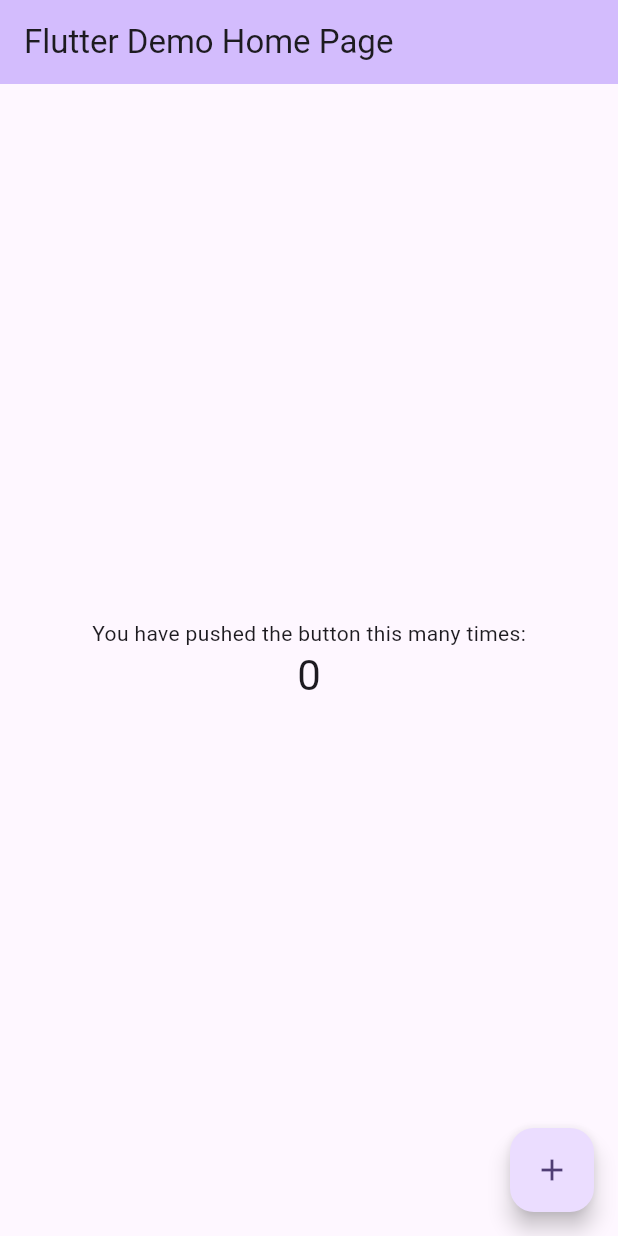
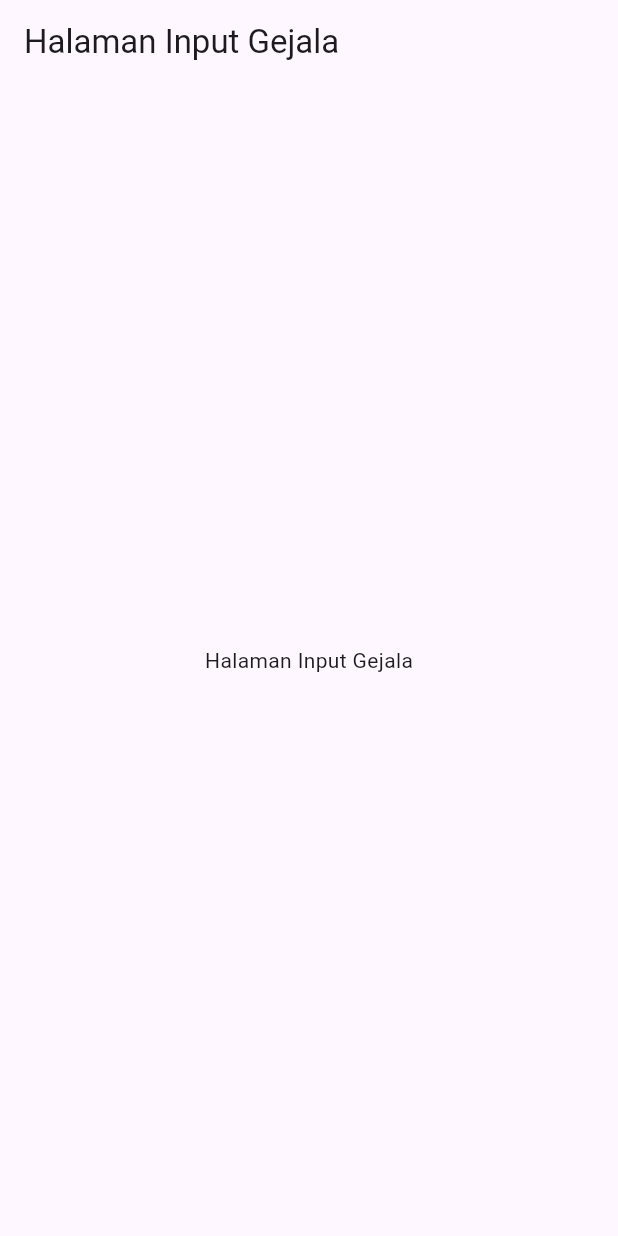
Before and after one commit to 17Richard12/flutter-agent-doctor, a Flutter app: the screen it shows after launch, on a phone screen of 412 x 824 dp. Run offline on Flutter 3.47's test engine with Material 3 defaults, Android fonts, the phone set to English and light mode, and no system bars; our stand-ins replace go_router.

Commit message:
setup frontend

```diff
--- /dev/null
+++ b/frontend/lib/app/app.dart
@@ -0,0 +1,19 @@
+import 'package:flutter/material.dart';
+import 'package:frontend/app/routes/app_router.dart';
+
+class MyApp extends StatelessWidget {
+  const MyApp({super.key});
+
+  @override
+  Widget build(BuildContext context) {
+    return MaterialApp.router(
+      title: 'MediAI Agent',
+      theme: ThemeData(
+        colorScheme: ColorScheme.fromSeed(seedColor: Colors.deepPurple),
+        useMaterial3: true,
+      ),
+      // Sediakan konfigurasi router
+      routerConfig: router,
+    );
+  }
+}
--- /dev/null
+++ b/frontend/lib/app/routes/app_router.dart
@@ -0,0 +1,65 @@
+import 'package:go_router/go_router.dart';
+import 'package:flutter/material.dart'; // Untuk BuildContext jika perlu
+// Impor halaman-halaman fitur Anda di sini nanti
+// import 'package:mediai_agent/features/symptom_analysis/presentation/pages/symptom_input_page.dart';
+// import 'package:mediai_agent/features/hospital_results/presentation/pages/results_page.dart';
+// import 'package:mediai_agent/features/search_history/presentation/pages/history_page.dart';
+// import 'package:mediai_agent/features/about_app/presentation/pages/about_page.dart';
+
+// Placeholder sementara untuk halaman
+class PlaceholderPage extends StatelessWidget {
+  final String title;
+  const PlaceholderPage({required this.title, super.key});
+  @override
+  Widget build(BuildContext context) => Scaffold(
+    appBar: AppBar(title: Text(title)),
+    body: Center(child: Text(title)),
+  );
+}
+
+final GoRouter router = GoRouter(
+  initialLocation: '/symptom_input', // Rute awal aplikasi
+  routes: [
+    GoRoute(
+      path: '/symptom_input',
+      name: 'symptomInput',
+      builder: (context, state) => const PlaceholderPage(
+        title: 'Halaman Input Gejala',
+      ), // Ganti dengan SymptomInputPage asli nanti
+    ),
+    GoRoute(
+      path: '/results',
+      name: 'results',
+      builder: (context, state) => const PlaceholderPage(
+        title: 'Halaman Hasil',
+      ), // Ganti dengan ResultsPage asli nanti
+      // Anda bisa menambahkan sub-rute untuk peta di sini jika perlu
+      // routes: [
+      //   GoRoute(
+      //     path: 'map',
+      //     name: 'map',
+      //     builder: (context, state) => const PlaceholderPage(title: 'Halaman Peta'), // Ganti dengan MapPage asli nanti
+      //   ),
+      // ]
+    ),
+    GoRoute(
+      path: '/history',
+      name: 'history',
+      builder: (context, state) => const PlaceholderPage(
+        title: 'Halaman Riwayat',
+      ), // Ganti dengan HistoryPage asli nanti
+    ),
+    GoRoute(
+      path: '/about',
+      name: 'about',
+      builder: (context, state) => const PlaceholderPage(
+        title: 'Halaman Tentang',
+      ), // Ganti dengan AboutPage asli nanti
+    ),
+  ],
+  // (Opsional) Error handler jika rute tidak ditemukan
+  errorBuilder: (context, state) => Scaffold(
+    appBar: AppBar(title: const Text('Error')),
+    body: Center(child: Text('Halaman tidak ditemukan: ${state.error}')),
+  ),
+);
--- a/frontend/lib/main.dart
+++ b/frontend/lib/main.dart
@@ -1,122 +1,6 @@
 import 'package:flutter/material.dart';
+import 'package:frontend/app/app.dart';
 
 void main() {
   runApp(const MyApp());
 }
-
-class MyApp extends StatelessWidget {
-  const MyApp({super.key});
-
-  // This widget is the root of your application.
-  @override
-  Widget build(BuildContext context) {
-    return MaterialApp(
-      title: 'Flutter Demo',
-      theme: ThemeData(
-        // This is the theme of your application.
-        //
-        // TRY THIS: Try running your application with "flutter run". You'll see
-        // the application has a purple toolbar. Then, without quitting the app,
-        // try changing the seedColor in the colorScheme below to Colors.green
-        // and then invoke "hot reload" (save your changes or press the "hot
-        // reload" button in a Flutter-supported IDE, or press "r" if you used
-        // the command line to start the app).
-        //
-        // Notice that the counter didn't reset back to zero; the application
-        // state is not lost during the reload. To reset the state, use hot
-        // restart instead.
-        //
-        // This works for code too, not just values: Most code changes can be
-        // tested with just a hot reload.
-        colorScheme: ColorScheme.fromSeed(seedColor: Colors.deepPurple),
-      ),
-      home: const MyHomePage(title: 'Flutter Demo Home Page'),
-    );
-  }
-}
-
-class MyHomePage extends StatefulWidget {
-  const MyHomePage({super.key, required this.title});
-
-  // This widget is the home page of your application. It is stateful, meaning
-  // that it has a State object (defined below) that contains fields that affect
-  // how it looks.
-
-  // This class is the configuration for the state. It holds the values (in this
-  // case the title) provided by the parent (in this case the App widget) and
-  // used by the build method of the State. Fields in a Widget subclass are
-  // always marked "final".
-
-  final String title;
-
-  @override
-  State<MyHomePage> createState() => _MyHomePageState();
-}
-
-class _MyHomePageState extends State<MyHomePage> {
-  int _counter = 0;
-
-  void _incrementCounter() {
-    setState(() {
-      // This call to setState tells the Flutter framework that something has
-      // changed in this State, which causes it to rerun the build method below
-      // so that the display can reflect the updated values. If we changed
-      // _counter without calling setState(), then the build method would not be
-      // called again, and so nothing would appear to happen.
-      _counter++;
-    });
-  }
-
-  @override
-  Widget build(BuildContext context) {
-    // This method is rerun every time setState is called, for instance as done
-    // by the _incrementCounter method above.
-    //
-    // The Flutter framework has been optimized to make rerunning build methods
-    // fast, so that you can just rebuild anything that needs updating rather
-    // than having to individually change instances of widgets.
-    return Scaffold(
-      appBar: AppBar(
-        // TRY THIS: Try changing the color here to a specific color (to
-        // Colors.amber, perhaps?) and trigger a hot reload to see the AppBar
-        // change color while the other colors stay the same.
-        backgroundColor: Theme.of(context).colorScheme.inversePrimary,
-        // Here we take the value from the MyHomePage object that was created by
-        // the App.build method, and use it to set our appbar title.
-        title: Text(widget.title),
-      ),
-      body: Center(
-        // Center is a layout widget. It takes a single child and positions it
-        // in the middle of the parent.
-        child: Column(
-          // Column is also a layout widget. It takes a list of children and
-          // arranges them vertically. By default, it sizes itself to fit its
-          // children horizontally, and tries to be as tall as its parent.
-          //
-          // Column has various properties to control how it sizes itself and
-          // how it positions its children. Here we use mainAxisAlignment to
-          // center the children vertically; the main axis here is the vertical
-          // axis because Columns are vertical (the cross axis would be
-          // horizontal).
-          //
-          // TRY THIS: Invoke "debug painting" (choose the "Toggle Debug Paint"
-          // action in the IDE, or press "p" in the console), to see the
-          // wireframe for each widget.
-          mainAxisAlignment: MainAxisAlignment.center,
-          children: <Widget>[
-            const Text('You have pushed the button this many times:'),
-            Text(
-              '$_counter',
-              style: Theme.of(context).textTheme.headlineMedium,
-            ),
-          ],
-        ),
-      ),
-      floatingActionButton: FloatingActionButton(
-        onPressed: _incrementCounter,
-        tooltip: 'Increment',
-        child: const Icon(Icons.add),
-      ), // This trailing comma makes auto-formatting nicer for build methods.
-    );
-  }
-}
```
Also changed, not shown: frontend/pubspec.yaml (+9 -0 lines), frontend/lib/features/symptom_analysis/data/data_sources/symptom_api_data_source.dart (added), frontend/lib/features/symptom_analysis/data/repositories/symptom_repository.dart (added), frontend/lib/features/symptom_analysis/domain/entities/symptom_result.dart (added), frontend/lib/features/symptom_analysis/presentation/bloc/symptom_bloc.dart (added), frontend/lib/features/symptom_analysis/presentation/bloc/symptom_event.dart (added), frontend/lib/features/symptom_analysis/presentation/bloc/symptom_state.dart (added), frontend/lib/features/symptom_analysis/presentation/pages/symptom_input_page.dart (added), frontend/lib/features/symptom_analysis/presentation/widgets/symptom_form.dart (added), 2 other files.
